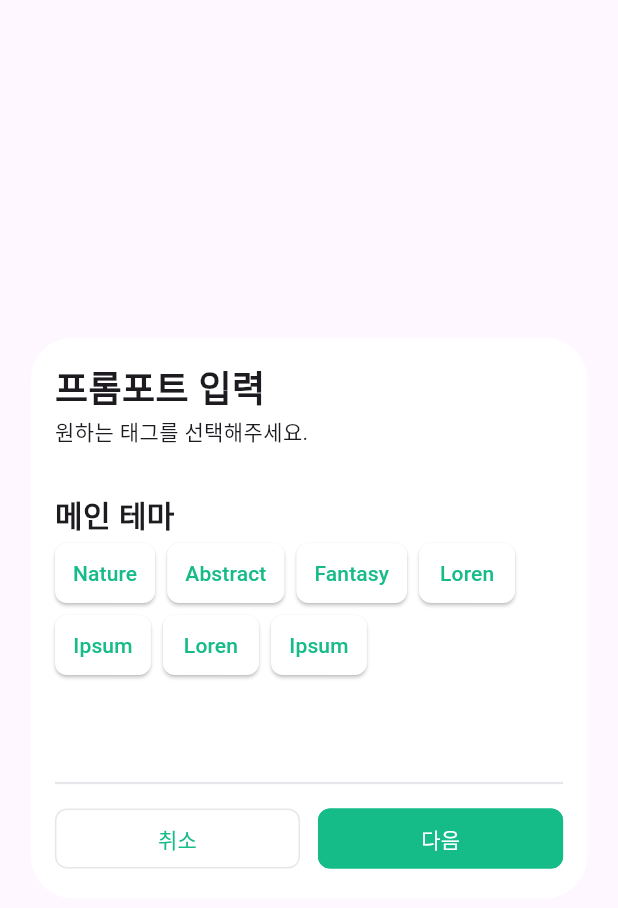
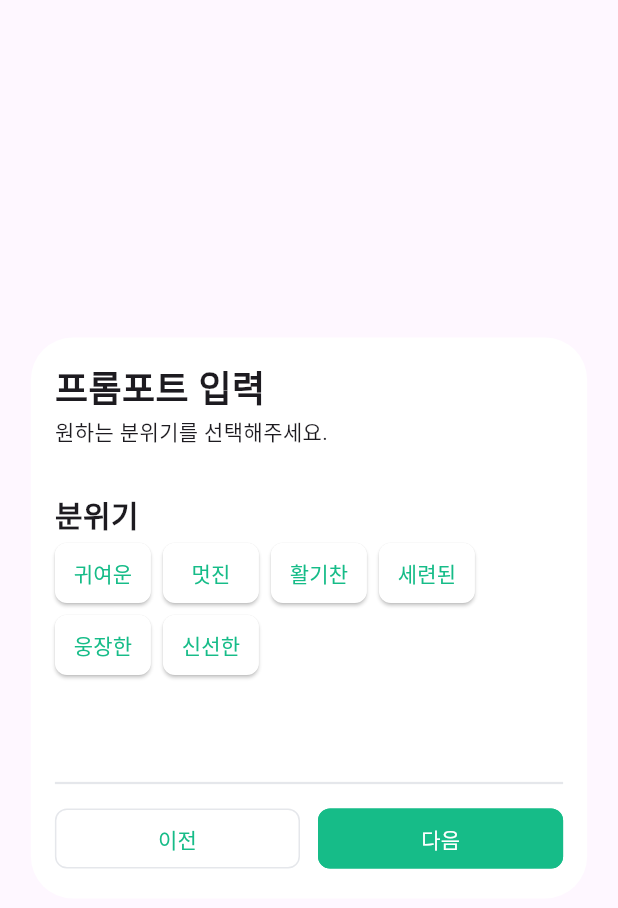
Before and after one commit to SKFLY-FINAL-PROJECT-6/saekdam-app-fe, a Flutter app: the PromptInputDialog widget shown alone on an empty page, opened directly, after a tap on "다음", on a phone screen of 412 x 824 dp. Shown: the top 908 px of the screen. Run offline on Flutter 3.47's test engine with Material 3 defaults, Android fonts, the phone set to English and light mode, and no system bars; our stand-ins replace camera, flutter_svg, google_sign_in, image_picker, shared_preferences, webview_flutter; accounts and stored records are empty.

Commit message:
✨Feat: 모달창 페이지 전환 기능 구현
프롬프트를 순차적으로 입력받기 위한 모달 페이지 전환 기능 제작

```diff
--- /dev/null
+++ b/lib/img_create/button/tag_toggle_button.dart
@@ -0,0 +1,41 @@
+import 'package:flutter/material.dart';
+
+// 태그 선택 버튼
+class TagToggleButton extends StatefulWidget {
+  // buttonText는 한 번 정해지면 바뀔 일이 없으니 final로 지정
+  final String buttonText;
+
+  const TagToggleButton(this.buttonText, {super.key});
+
+  @override
+  State<TagToggleButton> createState() => _TagToggleButtonState();
+}
+
+class _TagToggleButtonState extends State<TagToggleButton> {
+  bool isSelected = false;
+
+  @override
+  Widget build(BuildContext context) {
+    return ElevatedButton(
+      onPressed: () {
+        setState(() {
+          isSelected = !isSelected;
+        });
+      },
+      style: ElevatedButton.styleFrom(
+        backgroundColor:
+            isSelected ? Color.fromRGBO(22, 188, 136, 1) : Colors.white,
+        shape: RoundedRectangleBorder(
+          borderRadius: BorderRadius.circular(8.0),
+        ),
+        padding: const EdgeInsets.symmetric(horizontal: 12.0, vertical: 8.0),
+      ),
+      child: Text(
+        widget.buttonText,
+        style: TextStyle(
+          color: isSelected ? Colors.white : Color.fromRGBO(22, 188, 136, 1),
+        ),
+      ),
+    );
+  }
+}
--- a/lib/img_create/prompt_input_dialog.dart
+++ b/lib/img_create/prompt_input_dialog.dart
@@ -1,5 +1,5 @@
 import 'package:flutter/material.dart';
-import 'package:fly_ai_1/img_create/loading_screen.dart';
+import 'package:fly_ai_1/img_create/button/tag_toggle_button.dart';
 
 class PromptInputDialog extends StatefulWidget {
   const PromptInputDialog({super.key});
@@ -9,6 +9,129 @@ class PromptInputDialog extends StatefulWidget {
 }
 
 class _PromptInputDialogState extends State<PromptInputDialog> {
+  int stepIndex = 0;
+
+  // 각 페이지 별 프롬포트 입력에 대한 안내를 해주는 문구
+  final List<String> stepPromptDescription = [
+    '원하는 메인 테마를 선택해주세요.',
+    '원하는 분위기를 선택해주세요.',
+    '원하는 컬러를 선택해주세요.',
+    '추가 요청 사항을 작성해주세요.',
+  ];
+  final List<String> stepPromptTitles = [
+    '메인 테마',
+    '분위기',
+    '메인 컬러',
+    '',
+  ];
+
+  // TODO
+  // [ ]: 모달 페이지 별 태그 선택(isSelected) 상태를 다르게 구현해야함.
+  // 다음 버튼 클릭 시 처리
+  void _nextStep() {
+    if (stepIndex < stepPromptTitles.length - 1) {
+      setState(() {
+        stepIndex++;
+      });
+    } else {
+      // 마지막 단계라면 다이얼 로그 닫기
+      Navigator.pop(context);
+    }
+  }
+
+  // 이전 버튼 클릭 시 처리
+  void _prevStep() {
+    if (stepIndex > 0) {
+      setState(() {
+        stepIndex--;
+      });
+    }
+  }
+
+  // 각 모달 별 유저에게 입력받을 프롬프트의 내용을 위젯 형태로 작성
+  final Map<int, Widget> stepWidgets = {
+    0: Wrap(
+      spacing: 8.0,
+      children: [
+        TagToggleButton("바다"),
+        TagToggleButton("전통"),
+        TagToggleButton("학교"),
+        TagToggleButton("만화"),
+        TagToggleButton("놀이공원"),
+        TagToggleButton("동산"),
+      ],
+    ),
+    1: Wrap(
+      spacing: 8.0,
+      children: [
+        TagToggleButton("귀여운"),
+        TagToggleButton("멋진"),
+        TagToggleButton("활기찬"),
+        TagToggleButton("세련된"),
+        TagToggleButton("웅장한"),
+        TagToggleButton("신선한"),
+      ],
+    ),
+    2: Wrap(
+      spacing: 8.0,
+      children: [
+        TagToggleButton("빨강"),
+        TagToggleButton("노랑"),
+        TagToggleButton("초록"),
+        TagToggleButton("파랑"),
+        TagToggleButton("민트"),
+        TagToggleButton("핑크"),
+        TagToggleButton("강병민"),
+        TagToggleButton("흰색"),
+      ],
+    ),
+    3: TextFormField(
+      // TextField, TextFormField의 InputDecoration 속성 정리리
+      // https://velog.io/@mm723/%ED%97%B7%EA%B0%88%EB%A6%AC%EB%8A%94-textfield-decoration-%EC%A0%95%EB%A6%AC
+      decoration: InputDecoration(
+        labelText: 'Prompt',
+        labelStyle: TextStyle(
+          color: const Color.fromARGB(255, 31, 31, 31),
+        ),
+        fillColor: Colors.white,
+        // 포커스 됐을 때 색 변경
+        focusedBorder: OutlineInputBorder(
+          borderSide: BorderSide(
+            color: Color.fromRGBO(22, 188, 136, 1),
+          ),
+        ),
+        border: OutlineInputBorder(
+          borderRadius: BorderRadius.circular(15),
+          borderSide: BorderSide(
+            style: BorderStyle.solid,
+          ),
+        ),
+      ),
+      // 커서의 설정을 변경
+      cursorColor: const Color.fromARGB(255, 31, 31, 31),
+      validator: (val) {
+        if (val?.length == 0) {
+          return '프롬프트를 입력해주세요!';
+        } else {
+          return null;
+        }
+      },
+      keyboardType: TextInputType.multiline,
+      // 텍스트를 상단 정렬
+      textAlignVertical: TextAlignVertical.top,
+      // expands : TextFormField의 크기를 공간의 최대치로 고정하는 옵션
+      // expands의 값이 true라면 maxLines와 minLines는 무조건 null로 설정해야함
+      // expands: true,
+      // 자동 줄바꿈 허용
+      maxLines: null,
+      // 최소 1줄 보이도록 설정(default값 : 1, minLines > 0)
+      minLines: 2,
+      style: TextStyle(
+        fontFamily: 'Poppins',
+      ),
+    ),
+  };
+
   @override
   Widget build(BuildContext context) {
     return Dialog(
@@ -38,11 +161,11 @@ class _PromptInputDialogState extends State<PromptInputDialog> {
                 ),
               ),
 
-              // 유저 행동 유도도
+              // 스텝 설명
               SizedBox(
                 width: double.infinity,
                 child: Text(
-                  '원하는 태그를 선택해주세요.',
+                  stepPromptDescription[stepIndex],
                   style: TextStyle(
                     fontSize: 14,
                   ),
@@ -54,8 +177,9 @@ class _PromptInputDialogState extends State<PromptInputDialog> {
               // 입력 프롬프트 설명
               SizedBox(
                 width: double.infinity,
+                height: 30,
                 child: Text(
-                  '메인 테마',
+                  stepPromptTitles[stepIndex],
                   style: TextStyle(
                     fontSize: 20,
                     fontWeight: FontWeight.bold,
@@ -66,18 +190,7 @@ class _PromptInputDialogState extends State<PromptInputDialog> {
               // 태그 목록
               SizedBox(
                 width: double.infinity,
-                child: Wrap(
-                  spacing: 8.0,
-                  children: [
-                    TagButton("Nature"),
-                    TagButton("Abstract"),
-                    TagButton("Fantasy"),
-                    TagButton("Loren"),
-                    TagButton("Ipsum"),
-                    TagButton("Loren"),
-                    TagButton("Ipsum"),
-                  ],
-                ),
+                child: stepWidgets[stepIndex],
               ),
 
               // 공백
@@ -85,9 +198,10 @@ class _PromptInputDialogState extends State<PromptInputDialog> {
 
               // 실선
               SizedBox(
-                  width: double.infinity,
-                  child: Divider(
-                      color: Color.fromRGBO(229, 231, 235, 1), thickness: 1.5)),
+                width: double.infinity,
+                child: Divider(
+                    color: Color.fromRGBO(229, 231, 235, 1), thickness: 1.5),
+              ),
 
               // 공백
               const SizedBox(height: 5),
@@ -100,16 +214,19 @@ class _PromptInputDialogState extends State<PromptInputDialog> {
                 children: [
                   Expanded(
                     child: DialogStepButton(
-                      direction: '취소',
-                      onPressed: () {},
+                      direction: stepIndex == 0 ? '취소' : '이전',
+                      onPressed: () {
+                        _prevStep();
+                      },
                     ),
                   ),
                   // SizedBox(width: 12),
                   Expanded(
                     child: DialogStepButton(
-                      direction: '다음',
+                      direction:
+                          stepIndex < stepPromptTitles.length - 1 ? '다음' : '완료',
                       onPressed: () {
-                        print('fdsafadsfadsfadsf');
+                        _nextStep();
                       },
                     ),
                   ),
@@ -123,49 +240,8 @@ class _PromptInputDialogState extends State<PromptInputDialog> {
   }
 }
 
-// 태그 선택 버튼
-class TagButton extends StatefulWidget {
-  // buttonText는 한 번 정해지면 바뀔 일이 없으니 final로 지정
-  final String buttonText;
-
-  const TagButton(this.buttonText, {super.key});
-
-  @override
-  State<TagButton> createState() => _TagButtonState();
-}
-
-class _TagButtonState extends State<TagButton> {
-  bool isSelected = false;
-
-  @override
-  Widget build(BuildContext context) {
-    return ElevatedButton(
-      onPressed: () {
-        setState(() {
-          isSelected = !isSelected;
-        });
-      },
-      style: ElevatedButton.styleFrom(
-        backgroundColor:
-            isSelected ? Color.fromRGBO(22, 188, 136, 1) : Colors.white,
-        shape: RoundedRectangleBorder(
-          borderRadius: BorderRadius.circular(8.0),
-        ),
-        padding: const EdgeInsets.symmetric(horizontal: 12.0, vertical: 8.0),
-      ),
-      child: Text(
-        widget.buttonText,
-        style: TextStyle(
-          color: isSelected ? Colors.white : Color.fromRGBO(22, 188, 136, 1),
-        ),
-      ),
-    );
-  }
-}
-
 // Dialog의 스텝 버튼
-// '다음' 혹은 '완료'이면 초록 배경에 흰 글씨, 그 외(취소 혹은 뒤로)면 흰 배경에 초록 글씨/외곽선선
-class DialogStepButton extends StatefulWidget {
+class DialogStepButton extends StatelessWidget {
   // 버튼 안에 들어갈 글자 ('다음', '완료', '이전', '취소')
   final String direction;
   // 버튼을 눌렀을 때의 작업을 콜백 함수로 받아옴
@@ -175,31 +251,26 @@ class DialogStepButton extends StatefulWidget {
       {required this.direction, required this.onPressed, super.key});
 
   @override
-  State<DialogStepButton> createState() => _DialogStepButtonState();
-}
-
-class _DialogStepButtonState extends State<DialogStepButton> {
-  @override
   Widget build(BuildContext context) {
     return OutlinedButton(
-      onPressed: widget.onPressed,
+      onPressed: onPressed,
       style: OutlinedButton.styleFrom(
-        backgroundColor: (widget.direction == '다음' || widget.direction == '완료')
+        backgroundColor: (direction == '다음' || direction == '완료')
             ? Color.fromRGBO(22, 188, 136, 1)
             : Colors.white,
         shape: RoundedRectangleBorder(
           borderRadius: BorderRadius.circular(8.0),
         ),
         side: BorderSide(
-          color: (widget.direction == '다음' || widget.direction == '완료')
+          color: (direction == '다음' || direction == '완료')
               ? Color.fromRGBO(22, 188, 136, 1)
               : Color.fromRGBO(229, 231, 235, 1),
         ),
       ),
       child: Text(
-        widget.direction,
+        direction,
         style: TextStyle(
-            color: (widget.direction == '다음' || widget.direction == '완료')
+            color: (direction == '다음' || direction == '완료')
                 ? Colors.white
                 : Color.fromRGBO(22, 188, 136, 1)),
       ),
```
